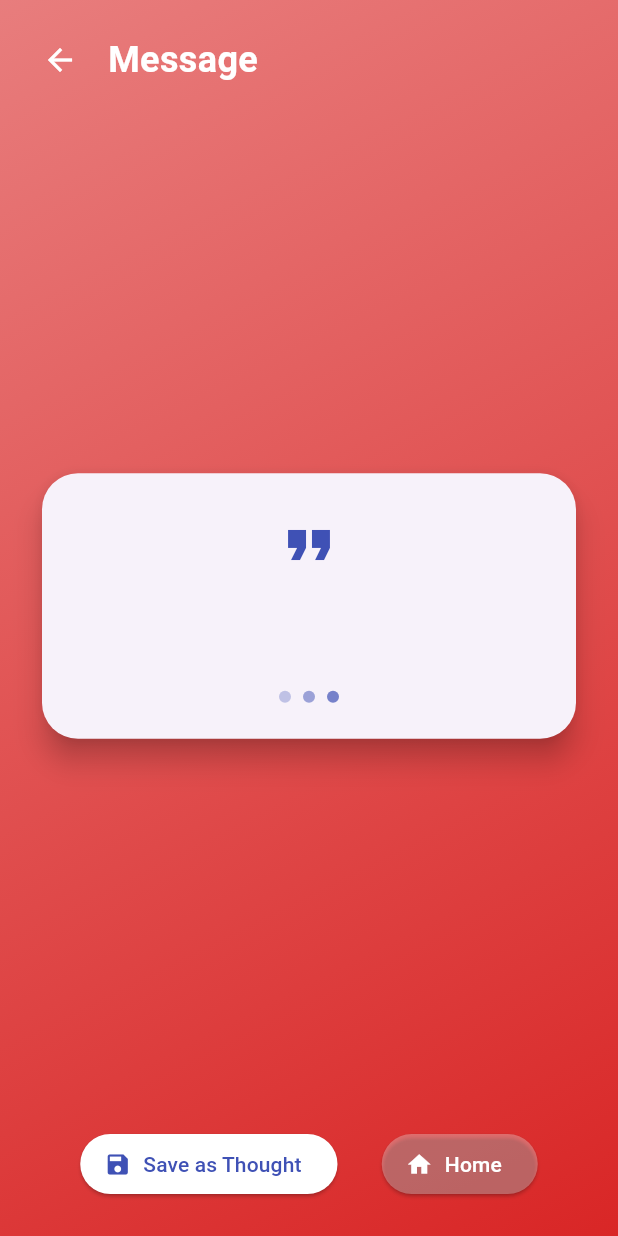
After one commit to DKVekariya/flutter_practical_16, a Flutter app: the MessageScreen screen opened by its route, on a phone screen of 412 x 824 dp. The commit adds this screen. Run offline on Flutter 3.47's test engine with Material 3 defaults, Android fonts, the phone set to English and light mode, and no system bars; our stand-ins replace dio, flutter_riverpod, go_router, shared_preferences; accounts and stored records are empty.

Commit message:
fix deeplink for both platform

```diff
--- /dev/null
+++ b/lib/ui/message_screen.dart
@@ -0,0 +1,152 @@
+import 'package:flutter/material.dart';
+import 'package:go_router/go_router.dart';
+import '../data/thought_model.dart';
+import 'package:flutter/animation.dart';
+
+class MessageScreen extends StatelessWidget {
+  final String message;
+
+  const MessageScreen({Key? key, required this.message}) : super(key: key);
+
+  @override
+  Widget build(BuildContext context) {
+    // Calculate a background gradient based on message length
+    final int messageLength = message.length;
+    final Color startColor = HSLColor.fromAHSL(
+        1.0,
+        (messageLength * 2) % 360,
+        0.7,
+        0.7
+    ).toColor();
+
+    final Color endColor = HSLColor.fromAHSL(
+        1.0,
+        ((messageLength * 3) % 360),
+        0.7,
+        0.5
+    ).toColor();
+
+    return Scaffold(
+      body: Container(
+        decoration: BoxDecoration(
+          gradient: LinearGradient(
+            begin: Alignment.topLeft,
+            end: Alignment.bottomRight,
+            colors: [startColor, endColor],
+          ),
+        ),
+        child: SafeArea(
+          child: Column(
+            children: [
+              Padding(
+                padding: const EdgeInsets.all(16.0),
+                child: Row(
+                  children: [
+                    IconButton(
+                      icon: const Icon(Icons.arrow_back, color: Colors.white),
+                      onPressed: () => context.go('/'),
+                    ),
+                    const SizedBox(width: 8),
+                    const Text(
+                      'Message',
+                      style: TextStyle(
+                        fontSize: 24,
+                        fontWeight: FontWeight.bold,
+                        color: Colors.white,
+                      ),
+                    ),
+                  ],
+                ),
+              ),
+              Expanded(
+                child: Center(
+                  child: Padding(
+                    padding: const EdgeInsets.all(24.0),
+                    child: Card(
+                      elevation: 8,
+                      shape: RoundedRectangleBorder(
+                        borderRadius: BorderRadius.circular(24),
+                      ),
+                      child: Padding(
+                        padding: const EdgeInsets.all(24.0),
+                        child: Column(
+                          mainAxisSize: MainAxisSize.min,
+                          children: [
+                            const Icon(
+                              Icons.format_quote,
+                              size: 48,
+                              color: Colors.indigo,
+                            ),
+                            const SizedBox(height: 16),
+                            Text(
+                              message,
+                              style: const TextStyle(
+                                fontSize: 22,
+                                height: 1.5,
+                                letterSpacing: 0.5,
+                              ),
+                              textAlign: TextAlign.center,
+                            ),
+                            const SizedBox(height: 24),
+                            Row(
+                              mainAxisAlignment: MainAxisAlignment.center,
+                              children: [
+                                for (int i = 0; i < 3; i++)
+                                  Container(
+                                    width: 8,
+                                    height: 8,
+                                    margin: const EdgeInsets.symmetric(horizontal: 4),
+                                    decoration: BoxDecoration(
+                                      color: Colors.indigo.withOpacity(0.3 + (i * 0.2)),
+                                      shape: BoxShape.circle,
+                                    ),
+                                  ),
+                              ],
+                            ),
+                          ],
+                        ),
+                      ),
+                    )
+                  ),
+                ),
+              ),
+              Padding(
+                padding: const EdgeInsets.all(24.0),
+                child: Row(
+                  mainAxisAlignment: MainAxisAlignment.spaceEvenly,
+                  children: [
+                    ElevatedButton.icon(
+                      onPressed: () {
+                        // Add this message as a thought
+                        final thought = Thought(
+                          id: DateTime.now().millisecondsSinceEpoch.toString(),
+                          content: message,
+                          timestamp: DateTime.now(),
+                        );
+                      },
+                      icon: const Icon(Icons.save),
+                      label: const Text('Save as Thought'),
+                      style: ElevatedButton.styleFrom(
+                        backgroundColor: Colors.white,
+                        foregroundColor: Colors.indigo,
+                      ),
+                    ),
+                    ElevatedButton.icon(
+                      onPressed: () => context.go('/'),
+                      icon: const Icon(Icons.home),
+                      label: const Text('Home'),
+                      style: ElevatedButton.styleFrom(
+                        backgroundColor: Colors.white.withOpacity(0.3),
+                        foregroundColor: Colors.white,
+                      ),
+                    ),
+                  ],
+                )
+              ),
+            ],
+          ),
+        ),
+      ),
+    );
+  }
+}
--- a/lib/ui/routes.dart
+++ b/lib/ui/routes.dart
@@ -2,6 +2,9 @@ import 'package:flutter_practical_16/ui/thoughts_screen.dart';
 import 'package:flutter_riverpod/flutter_riverpod.dart';
 import 'package:go_router/go_router.dart';
 
+import 'message_screen.dart';
+
+// GoRouter Configuration
 final routerProvider = Provider<GoRouter>((ref) {
   return GoRouter(
     initialLocation: '/',
@@ -25,13 +28,24 @@ final routerProvider = Provider<GoRouter>((ref) {
         },
       ),
       GoRoute(
-        path: '/:message',
+        path: '/message',
         builder: (context, state) {
-          final message = state.pathParameters['message'] ?? '';
-          return ThoughtDetailScreen(thoughtId: message);
+          final message = state.uri.queryParameters['message'] ?? '';
+          return MessageScreen(message: message);
         },
       ),
     ],
-
+    // Handle deep links
+    redirect: (context, state) {
+      // Handle deep link for opening the app with a message
+      if (state.fullPath?.contains('open.my.app') == true) {
+        final uri = Uri.parse(state.fullPath!);
+        if (uri.queryParameters.containsKey('message')) {
+          final message = uri.queryParameters['message'] ?? '';
+          return '/message?message=$message';
+        }
+      }
+      return null;
+    },
   );
 });
--- a/pubspec.yaml
+++ b/pubspec.yaml
@@ -37,8 +37,11 @@ dependencies:
   flutter_riverpod: ^2.3.6
   dio: ^5.3.2
   shared_preferences: ^2.2.0
+  app_links: ^6.4.0
   uuid: ^3.0.7
   go_router: ^10.0.0
+  google_fonts: ^5.1.0
+  flutter_animate: ^4.2.0
 
 dev_dependencies:
   flutter_test:
```
Also changed, not shown: lib/ui/thought_detail_screen.dart (added, +101 -0 lines), pubspec.lock, 10 other files.
